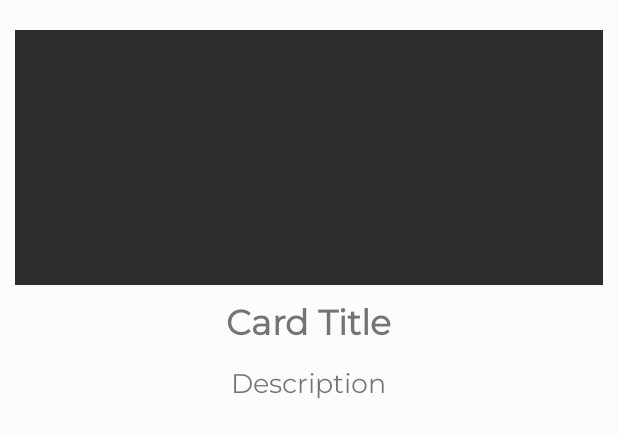
After one commit to TomasCostaK/OrganizeIt, an Android app: the layout activity_task.xml on its own in the app's theme, with its tools: preview values and no code run, on a phone screen of 412 x 824 dp. The commit adds this screen. Shown: the top 438 px of the screen. Run offline under Robolectric (Android 15) with nearby library versions, the phone set to English and light mode, and no system bars.

Commit message:
Tasks Done, fix crash

```diff
--- a/app/src/main/res/layout/activity_board_members.xml
+++ b/app/src/main/res/layout/activity_board_members.xml
@@ -37,7 +37,6 @@
             android:layout_width="match_parent"
             android:layout_height="match_parent"
             android:layout_weight="0"
-            android:background="@color/colorPrimary"
             android:text="Change"
             tools:text="Change" />
 
@@ -72,7 +71,6 @@
             android:layout_width="match_parent"
             android:layout_height="match_parent"
             android:layout_weight="0"
-            android:background="@color/colorPrimary"
             android:text="Change"
             tools:text="Change" />
     </LinearLayout>
--- a/app/src/main/res/layout/activity_login.xml
+++ b/app/src/main/res/layout/activity_login.xml
@@ -27,7 +27,7 @@
             android:layout_width="wrap_content"
             android:layout_height="wrap_content"
             android:fontFamily="@font/lobster"
-            android:text="Planing Made Simple"
+            android:text="Planning Made Simple"
             android:textColor="@color/white"
             android:textSize="25sp" />
 
--- /dev/null
+++ b/app/src/main/res/layout/activity_task.xml
@@ -0,0 +1,54 @@
+<?xml version="1.0" encoding="utf-8"?>
+<LinearLayout
+    xmlns:android="http://schemas.android.com/apk/res/android"
+    xmlns:app="http://schemas.android.com/apk/res-auto"
+    xmlns:tools="http://schemas.android.com/tools"
+    android:layout_width="match_parent"
+    android:layout_height="match_parent"
+    tools:context=".Task_Activity"
+    android:background="#fcfcfc">
+
+    <android.support.v4.widget.NestedScrollView
+        android:layout_width="match_parent"
+        android:layout_height="match_parent"
+        android:layout_marginTop="10dp"
+        android:padding="10dp">
+
+        <LinearLayout
+            android:layout_width="match_parent"
+            android:layout_height="match_parent"
+            android:gravity="center"
+            android:orientation="vertical">
+
+            <ImageView
+                android:layout_width="match_parent"
+                android:layout_height="170dp"
+                android:background="#2d2d2d"
+                android:id="@+id/cardthumbnail"
+                android:scaleType="centerCrop"/>
+
+            <TextView
+                android:id="@+id/cardtitle"
+                android:layout_width="wrap_content"
+                android:layout_height="wrap_content"
+                android:textStyle="bold"
+                android:fontFamily="@font/montserrat"
+                android:text="Card Title"
+                android:layout_marginTop="10dp"
+                android:textSize="23sp" />
+
+
+            <TextView
+                android:id="@+id/cardDesc"
+                android:textSize="18sp"
+                android:layout_marginTop="10dp"
+                android:fontFamily="@font/montserrat"
+                android:layout_width="wrap_content"
+                android:layout_height="wrap_content"
+                android:text="Description"/>
+
+        </LinearLayout>
+
+    </android.support.v4.widget.NestedScrollView>
+
+</LinearLayout>
--- a/app/src/main/res/layout/dialog_new_board.xml
+++ b/app/src/main/res/layout/dialog_new_board.xml
@@ -39,7 +39,7 @@
         android:fontFamily="@font/montserrat"
         android:layout_width="match_parent"
         android:layout_height="wrap_content"
-        android:text="Add Member(optional)"
+        android:text="Add Member (optional)"
         android:textSize="25sp"
         android:id="@+id/member_text" />
 
```
Also changed, not shown: app/src/main/java/com/example/drawer/Adapters/Adapter_Card.java (+4 -3 lines), app/src/main/java/com/example/drawer/Adapters/Adapter_Tasks.java (added, +86 -0 lines), app/src/main/java/com/example/drawer/Board.java (+19 -15 lines), app/src/main/java/com/example/drawer/Models/Card_Task.java (added, +54 -0 lines), app/src/main/java/com/example/drawer/Task_Activity.java (added, +36 -0 lines), app/src/main/res/layout/cardview_item_task.xml (added, +81 -0 lines), app/src/main/res/layout/tasks.xml (+8 -1 lines), app/src/main/res/drawable/mountain.jpeg (added).
